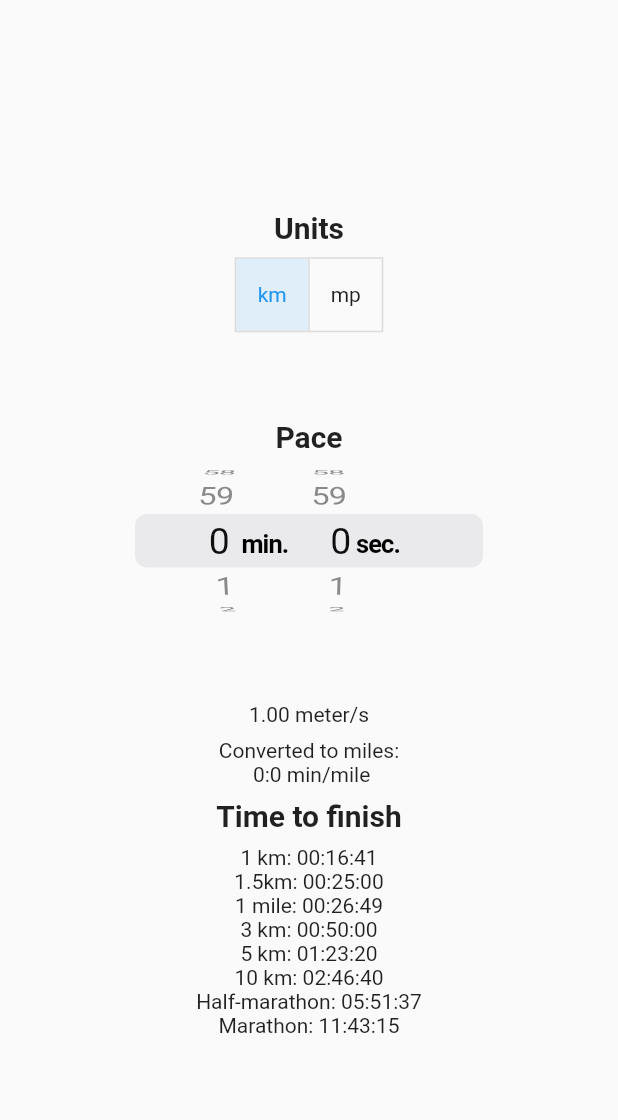
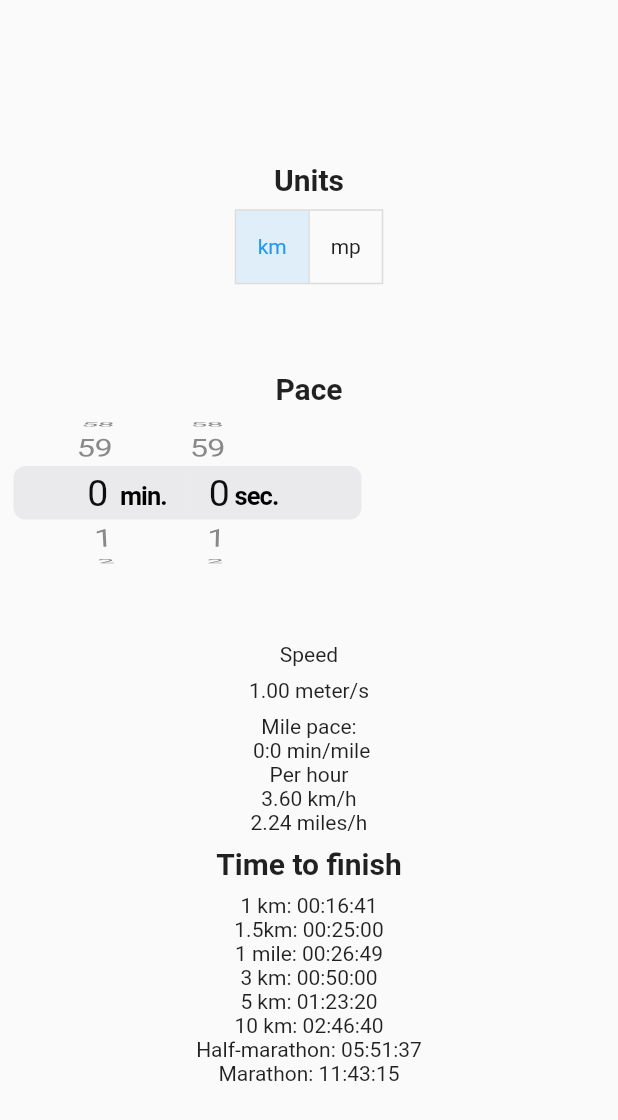
Before and after one commit to gjeddakbs/running, a Flutter app: the screen it shows after launch, on a phone screen of 412 x 824 dp. Shown: the top 1120 px of the screen. Run offline on Flutter 3.47's test engine with Material 2 defaults, Android fonts, the phone set to English and light mode, and no system bars.

Commit message:
convertering til hastighet i timen

```diff
--- a/lib/functions/sport.dart
+++ b/lib/functions/sport.dart
@@ -50,6 +50,10 @@ double meterSecondConverter({required bool metric, required int seconds}) {
     return mileLength * 1000 / seconds;
 }
 
+double kmPerHourConverter({required double pace}) => pace * 3600 / 1000;
+double milesPerHourConverter({required double pace}) =>
+    pace * 3600 / (mileLength * 1000);
+
 double timeElapsed({required int distance, required double speed}) =>
     distance / speed;
 
--- a/lib/screens/welcome_screen.dart
+++ b/lib/screens/welcome_screen.dart
@@ -64,7 +64,9 @@ class _WelcomeScreenState extends State<WelcomeScreen> {
             ),
             Padding(
               padding: const EdgeInsets.only(bottom: 50.0),
-              child: Container(
+              child: Row(
+                children: [
+                  Container(
                     height: 100,
                     width: 250,
                     child: CupertinoTimerPicker(
@@ -82,20 +84,27 @@ class _WelcomeScreenState extends State<WelcomeScreen> {
                           });
                         }),
                   ),
+                ],
               ),
+            ),
+            Text("Speed"),
             Padding(
               padding: const EdgeInsets.all(8.0),
               child: Text("${speed.toStringAsFixed(2)} meter/s"),
             ),
             _selections[0]
                 ? Text(
-                    "Converted to miles: \n ${kmMintoMileMin(seconds: secondsUsed)} min/mile",
+                    "Mile pace: \n ${kmMintoMileMin(seconds: secondsUsed)} min/mile",
                     textAlign: TextAlign.center,
                   )
                 : Text(
-                    "Converted to kilometers: \n ${mpMinToKmMin(seconds: secondsUsed)} min/km",
+                    "Km pace: \n ${mpMinToKmMin(seconds: secondsUsed)} min/km",
                     textAlign: TextAlign.center,
                   ),
+            Text("Per hour"),
+            Text("${kmPerHourConverter(pace: speed).toStringAsFixed(2)} km/h"),
+            Text(
+                "${milesPerHourConverter(pace: speed).toStringAsFixed(2)} miles/h"),
             Padding(
               padding: const EdgeInsets.all(8.0),
               child: Text(
```
Lines whose indentation alone changed are shown as unchanged.
